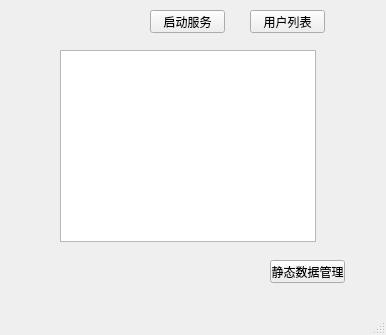
Before: the Qt Designer form src/Server/mainwindow.ui in hcc01/ELIMS, drawn with Qt 5.
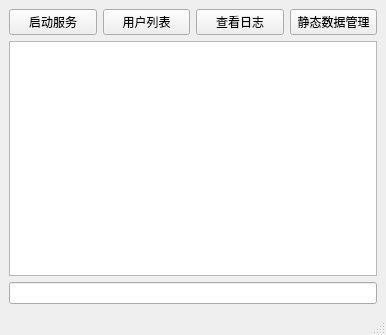
After: the same form once the commit is applied.

Patch:
```diff
--- a/src/Server/mainwindow.ui
+++ b/src/Server/mainwindow.ui
@@ -14,55 +14,46 @@
    <string>MainWindow</string>
   </property>
   <widget class="QWidget" name="centralwidget">
+   <layout class="QVBoxLayout" name="verticalLayout">
+    <item>
+     <layout class="QHBoxLayout" name="horizontalLayout">
+      <item>
    <widget class="QPushButton" name="btStart">
-    <property name="geometry">
-     <rect>
-      <x>150</x>
-      <y>10</y>
-      <width>75</width>
-      <height>23</height>
-     </rect>
-    </property>
     <property name="text">
      <string>启动服务</string>
     </property>
    </widget>
-   <widget class="QListWidget" name="listWidget">
-    <property name="geometry">
-     <rect>
-      <x>60</x>
-      <y>50</y>
-      <width>256</width>
-      <height>192</height>
-     </rect>
-    </property>
-   </widget>
+      </item>
+      <item>
    <widget class="QPushButton" name="btCheckClients">
-    <property name="geometry">
-     <rect>
-      <x>250</x>
-      <y>10</y>
-      <width>75</width>
-      <height>23</height>
-     </rect>
-    </property>
     <property name="text">
      <string>用户列表</string>
     </property>
    </widget>
+      </item>
+      <item>
+       <widget class="QPushButton" name="viewLogBtn">
+        <property name="text">
+         <string>查看日志</string>
+        </property>
+       </widget>
+      </item>
+      <item>
    <widget class="QPushButton" name="staticDataBtn">
-    <property name="geometry">
-     <rect>
-      <x>270</x>
-      <y>260</y>
-      <width>75</width>
-      <height>23</height>
-     </rect>
-    </property>
     <property name="text">
      <string>静态数据管理</string>
     </property>
    </widget>
+      </item>
+     </layout>
+    </item>
+    <item>
+     <widget class="QListWidget" name="listWidget"/>
+    </item>
+    <item>
+     <widget class="QLineEdit" name="lineEdit"/>
+    </item>
+   </layout>
   </widget>
   <widget class="QMenuBar" name="menubar">
    <property name="geometry">
```
Lines whose indentation alone changed are shown as unchanged.
